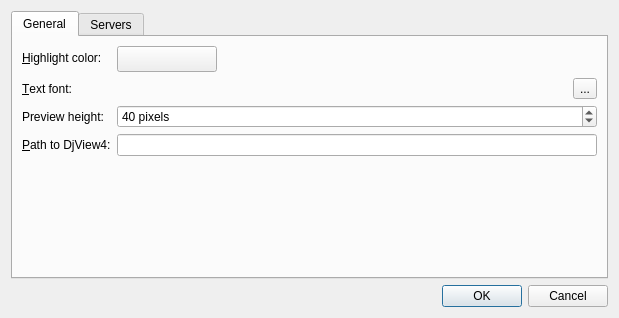
The window that src/preferencesdialog.ui (jsbien/djview-poliqarp_fork) describes before a commit, drawn with Qt 5.
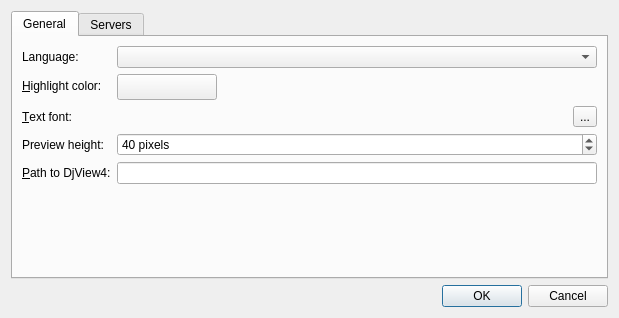
The same window after the commit.

Commit message: Allow language change. Closes #76.

What changed in the file:
```diff
--- a/src/preferencesdialog.ui
+++ b/src/preferencesdialog.ui
@@ -24,7 +24,7 @@
        <string>General</string>
       </attribute>
       <layout class="QFormLayout" name="formLayout">
-       <item row="0" column="0">
+       <item row="1" column="0">
         <widget class="QLabel" name="highlightLabel">
          <property name="text">
           <string>&amp;Highlight color:</string>
@@ -34,7 +34,7 @@
          </property>
         </widget>
        </item>
-       <item row="0" column="1">
+       <item row="1" column="1">
         <widget class="QPushButton" name="highlightButton">
          <property name="minimumSize">
           <size>
@@ -53,7 +53,7 @@
          </property>
         </widget>
        </item>
-       <item row="1" column="0">
+       <item row="2" column="0">
         <widget class="QLabel" name="label_3">
          <property name="text">
           <string>&amp;Text font:</string>
@@ -63,7 +63,7 @@
          </property>
         </widget>
        </item>
-       <item row="1" column="1">
+       <item row="2" column="1">
         <layout class="QHBoxLayout" name="horizontalLayout">
          <property name="spacing">
           <number>0</number>
@@ -90,14 +90,14 @@
          </item>
         </layout>
        </item>
-       <item row="2" column="0">
+       <item row="3" column="0">
         <widget class="QLabel" name="label_2">
          <property name="text">
           <string>Preview height:</string>
          </property>
         </widget>
        </item>
-       <item row="2" column="1">
+       <item row="3" column="1">
         <widget class="QSpinBox" name="previewHeightSpin">
          <property name="suffix">
           <string> pixels</string>
@@ -116,7 +116,7 @@
          </property>
         </widget>
        </item>
-       <item row="3" column="0">
+       <item row="4" column="0">
         <widget class="QLabel" name="label">
          <property name="text">
           <string>&amp;Path to DjView4:</string>
@@ -126,7 +126,7 @@
          </property>
         </widget>
        </item>
-       <item row="3" column="1">
+       <item row="4" column="1">
         <widget class="QLineEdit" name="pathEdit">
          <property name="minimumSize">
           <size>
@@ -139,6 +139,20 @@
          </property>
         </widget>
        </item>
+       <item row="0" column="0">
+        <widget class="QLabel" name="languageLabel">
+         <property name="text">
+          <string>Language:</string>
+         </property>
+        </widget>
+       </item>
+       <item row="0" column="1">
+        <widget class="QComboBox" name="languageCombo">
+         <property name="insertPolicy">
+          <enum>QComboBox::InsertAlphabetically</enum>
+         </property>
+        </widget>
+       </item>
       </layout>
      </widget>
      <widget class="QWidget" name="serverTab">
```
Left out of the diff: 9 changed lines with no effect on the pictures. The commit also changes 4 other files.
